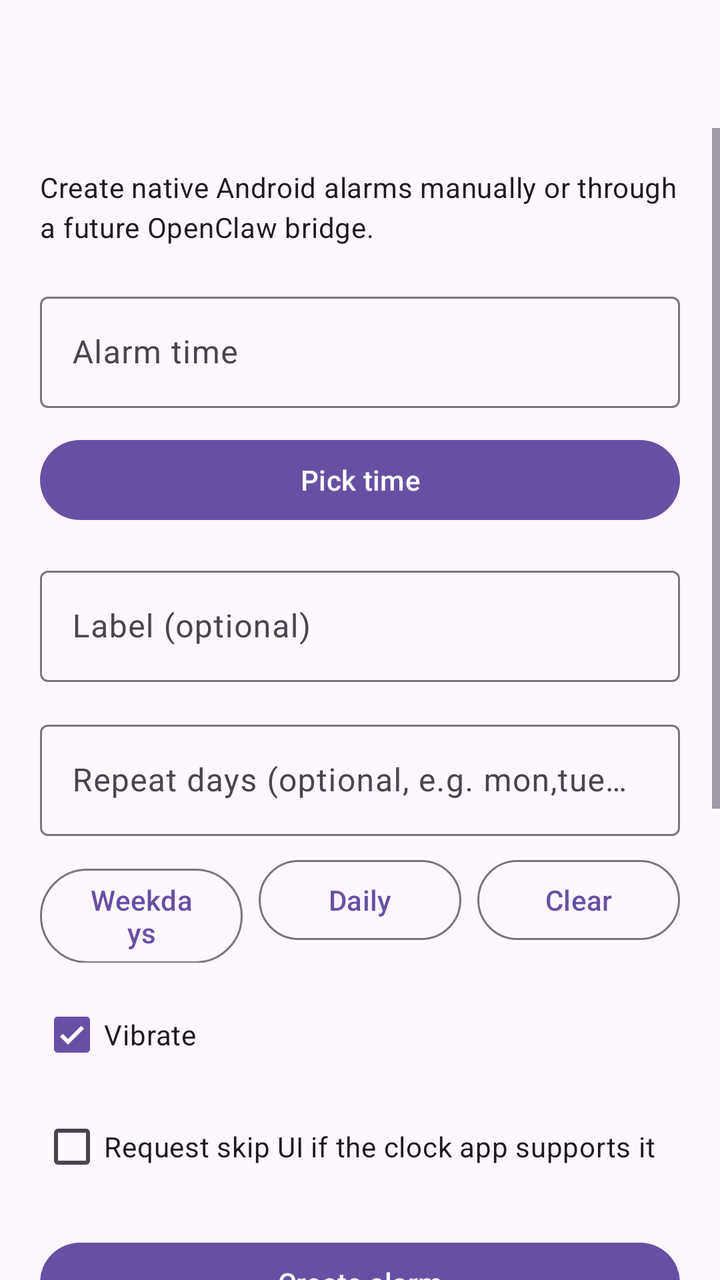
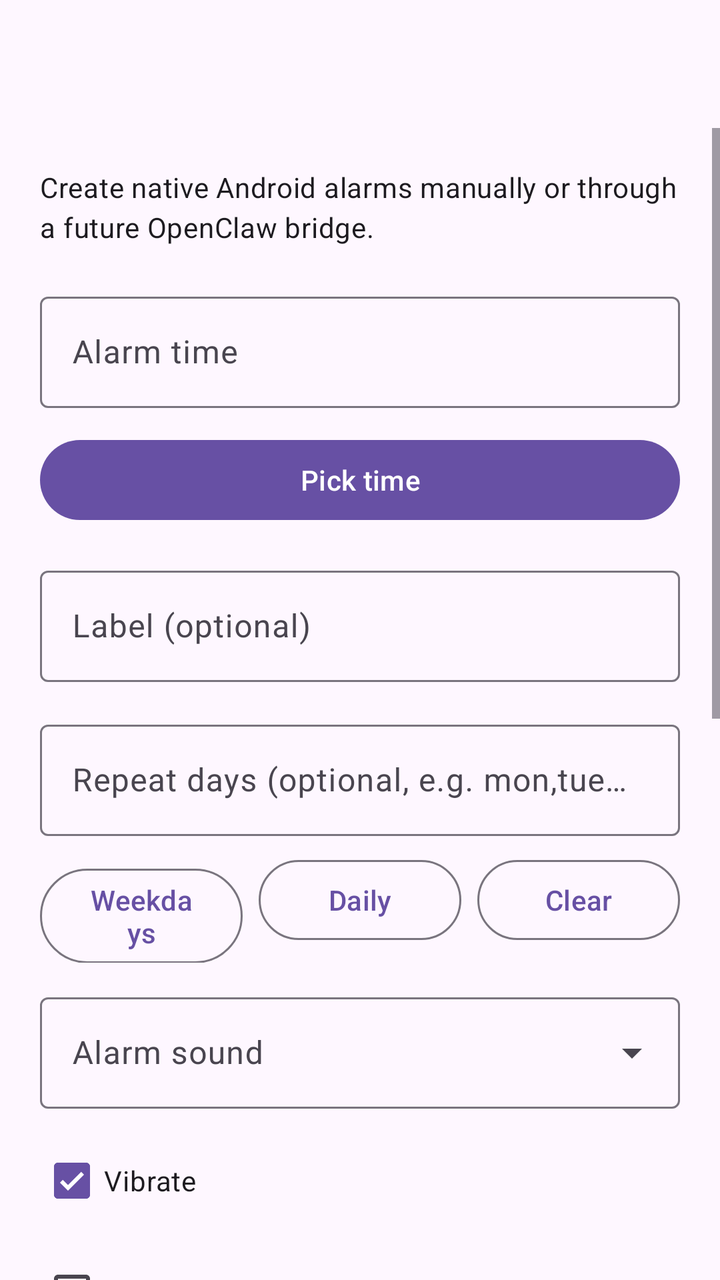

An Android layout rendered at two revisions. The XML below is the earlier revision; the diff shows what the commit changed to produce the second picture.
<!-- AndroidManifest.xml: application theme Theme.KoiAlarmHelper -->
<!-- res/layout/activity_main.xml -->
<?xml version="1.0" encoding="utf-8"?>
<LinearLayout xmlns:android="http://schemas.android.com/apk/res/android"
    xmlns:app="http://schemas.android.com/apk/res-auto"
    android:layout_width="match_parent"
    android:layout_height="match_parent"
    android:orientation="vertical">

    <com.google.android.material.appbar.MaterialToolbar
        android:id="@+id/topAppBar"
        android:layout_width="match_parent"
        android:layout_height="wrap_content"
        android:backgroundTint="?attr/colorSurface"
        android:navigationIcon="@android:drawable/ic_menu_sort_by_size"
        android:title="Koi Alarm Helper"
        android:titleTextColor="?attr/colorOnSurface" />

    <ScrollView
        android:layout_width="match_parent"
        android:layout_height="0dp"
        android:layout_weight="1">

        <LinearLayout
            android:layout_width="match_parent"
            android:layout_height="wrap_content"
            android:orientation="vertical"
            android:padding="20dp">

            <TextView
                android:id="@+id/subtitleText"
                android:layout_width="match_parent"
                android:layout_height="wrap_content"
                android:text="Create native Android alarms manually or through a future OpenClaw bridge."
                android:textAppearance="@style/TextAppearance.Material3.BodyMedium" />

            <com.google.android.material.textfield.TextInputLayout
                android:layout_width="match_parent"
                android:layout_height="wrap_content"
                android:layout_marginTop="20dp">

                <com.google.android.material.textfield.TextInputEditText
                    android:id="@+id/timeEditText"
                    android:layout_width="match_parent"
                    android:layout_height="wrap_content"
                    android:focusable="false"
                    android:hint="Alarm time"
                    android:inputType="none" />
            </com.google.android.material.textfield.TextInputLayout>

            <com.google.android.material.button.MaterialButton
                android:id="@+id/pickTimeButton"
                android:layout_width="match_parent"
                android:layout_height="wrap_content"
                android:layout_marginTop="12dp"
                android:text="Pick time" />

            <com.google.android.material.textfield.TextInputLayout
                android:layout_width="match_parent"
                android:layout_height="wrap_content"
                android:layout_marginTop="16dp">

                <com.google.android.material.textfield.TextInputEditText
                    android:id="@+id/labelEditText"
                    android:layout_width="match_parent"
                    android:layout_height="wrap_content"
                    android:hint="Label (optional)"
                    android:inputType="textCapSentences" />
            </com.google.android.material.textfield.TextInputLayout>

            <com.google.android.material.textfield.TextInputLayout
                android:layout_width="match_parent"
                android:layout_height="wrap_content"
                android:layout_marginTop="16dp">

                <com.google.android.material.textfield.TextInputEditText
                    android:id="@+id/daysEditText"
                    android:layout_width="match_parent"
                    android:layout_height="wrap_content"
                    android:hint="Repeat days (optional, e.g. mon,tue or 2,3,4,5,6)"
                    android:inputType="text" />
            </com.google.android.material.textfield.TextInputLayout>

            <LinearLayout
                android:layout_width="match_parent"
                android:layout_height="wrap_content"
                android:layout_marginTop="8dp"
                android:orientation="horizontal">

                <com.google.android.material.button.MaterialButton
                    android:id="@+id/weekdaysButton"
                    style="@style/Widget.Material3.Button.OutlinedButton"
                    android:layout_width="0dp"
                    android:layout_height="wrap_content"
                    android:layout_weight="1"
                    android:text="Weekdays" />

                <com.google.android.material.button.MaterialButton
                    android:id="@+id/dailyButton"
                    style="@style/Widget.Material3.Button.OutlinedButton"
                    android:layout_width="0dp"
                    android:layout_height="wrap_content"
                    android:layout_marginStart="8dp"
                    android:layout_weight="1"
                    android:text="Daily" />

                <com.google.android.material.button.MaterialButton
                    android:id="@+id/clearDaysButton"
                    style="@style/Widget.Material3.Button.OutlinedButton"
                    android:layout_width="0dp"
                    android:layout_height="wrap_content"
                    android:layout_marginStart="8dp"
                    android:layout_weight="1"
                    android:text="Clear" />
            </LinearLayout>

            <CheckBox
                android:id="@+id/vibrateCheckBox"
                android:layout_width="match_parent"
                android:layout_height="wrap_content"
                android:layout_marginTop="12dp"
                android:checked="true"
                android:text="Vibrate" />

            <CheckBox
                android:id="@+id/skipUiCheckBox"
                android:layout_width="match_parent"
                android:layout_height="wrap_content"
                android:layout_marginTop="8dp"
                android:text="Request skip UI if the clock app supports it" />

            <com.google.android.material.button.MaterialButton
                android:id="@+id/setAlarmButton"
                android:layout_width="match_parent"
                android:layout_height="wrap_content"
                android:layout_marginTop="20dp"
                android:text="Create alarm" />

            <TextView
                android:layout_width="match_parent"
                android:layout_height="wrap_content"
                android:layout_marginTop="20dp"
                android:text="Bridge mode (OpenClaw/automation)"
                android:textAppearance="@style/TextAppearance.Material3.TitleMedium" />

            <com.google.android.material.textfield.TextInputLayout
                android:layout_width="match_parent"
                android:layout_height="wrap_content"
                android:layout_marginTop="8dp">

                <com.google.android.material.textfield.TextInputEditText
                    android:id="@+id/bridgeTokenEditText"
                    android:layout_width="match_parent"
                    android:layout_height="wrap_content"
                    android:hint="Bridge token (optional but recommended)"
                    android:inputType="textNoSuggestions" />
            </com.google.android.material.textfield.TextInputLayout>

            <com.google.android.material.button.MaterialButton
                android:id="@+id/bridgeToggleButton"
                style="@style/Widget.Material3.Button.OutlinedButton"
                android:layout_width="match_parent"
                android:layout_height="wrap_content"
                android:layout_marginTop="10dp"
                android:text="Start bridge server" />

            <TextView
                android:id="@+id/bridgeStatusText"
                android:layout_width="match_parent"
                android:layout_height="wrap_content"
                android:layout_marginTop="8dp"
                android:textAppearance="@style/TextAppearance.Material3.BodySmall" />

            <TextView
                android:id="@+id/statusText"
                android:layout_width="match_parent"
                android:layout_height="wrap_content"
                android:layout_marginTop="16dp"
                android:textAppearance="@style/TextAppearance.Material3.BodySmall" />

            <TextView
                android:id="@+id/helpText"
                android:layout_width="match_parent"
                android:layout_height="wrap_content"
                android:layout_marginTop="16dp"
                android:text="External trigger examples:\n• koialarm://set?hour=7&amp;minute=30&amp;label=Wake%20up&amp;days=mon,tue,wed,thu,fri\n• action ai.koi.alarmhelper.action.SET_ALARM with extras hour/minute/label/days/skipUi/vibrate\n• bridge HTTP: /set?hour=7&amp;minute=30&amp;label=Wake%20up&amp;token=YOUR_TOKEN"
                android:textAppearance="@style/TextAppearance.Material3.BodySmall" />

        </LinearLayout>
    </ScrollView>

</LinearLayout>
<!-- resources referenced by this layout -->
<resources>
  <style name="Theme.KoiAlarmHelper" parent="Theme.Material3.DayNight.NoActionBar">
          <item name="android:statusBarColor">@android:color/transparent</item>
          <item name="android:navigationBarColor">@android:color/black</item>
      </style>
</resources>

<!-- the commit's change to res/layout/activity_main.xml (unified diff, before → after) -->
@@ -112,6 +112,20 @@
                     android:text="Clear" />
             </LinearLayout>
 
+            <com.google.android.material.textfield.TextInputLayout
+                android:layout_width="match_parent"
+                android:layout_height="wrap_content"
+                android:layout_marginTop="12dp"
+                style="@style/Widget.Material3.TextInputLayout.OutlinedBox.ExposedDropdownMenu">
+
+                <AutoCompleteTextView
+                    android:id="@+id/soundDropdown"
+                    android:layout_width="match_parent"
+                    android:layout_height="wrap_content"
+                    android:hint="Alarm sound"
+                    android:inputType="none" />
+            </com.google.android.material.textfield.TextInputLayout>
+
             <CheckBox
                 android:id="@+id/vibrateCheckBox"
                 android:layout_width="match_parent"
@@ -125,14 +139,43 @@
                 android:layout_width="match_parent"
                 android:layout_height="wrap_content"
                 android:layout_marginTop="8dp"
-                android:text="Request skip UI if the clock app supports it" />
+                android:text="Legacy skip-UI flag (ignored in native mode)" />
 
             <com.google.android.material.button.MaterialButton
                 android:id="@+id/setAlarmButton"
                 android:layout_width="match_parent"
                 android:layout_height="wrap_content"
                 android:layout_marginTop="20dp"
-                android:text="Create alarm" />
+                android:text="Create native alarm" />
+
+            <LinearLayout
+                android:layout_width="match_parent"
+                android:layout_height="wrap_content"
+                android:layout_marginTop="20dp"
+                android:gravity="center_vertical"
+                android:orientation="horizontal">
+
+                <TextView
+                    android:layout_width="0dp"
+                    android:layout_height="wrap_content"
+                    android:layout_weight="1"
+                    android:text="Scheduled alarms"
+                    android:textAppearance="@style/TextAppearance.Material3.TitleMedium" />
+
+                <com.google.android.material.button.MaterialButton
+                    android:id="@+id/refreshAlarmsButton"
+                    style="@style/Widget.Material3.Button.TextButton"
+                    android:layout_width="wrap_content"
+                    android:layout_height="wrap_content"
+                    android:text="Refresh" />
+            </LinearLayout>
+
+            <LinearLayout
+                android:id="@+id/alarmsContainer"
+                android:layout_width="match_parent"
+                android:layout_height="wrap_content"
+                android:layout_marginTop="8dp"
+                android:orientation="vertical" />
 
             <TextView
                 android:layout_width="match_parent"
